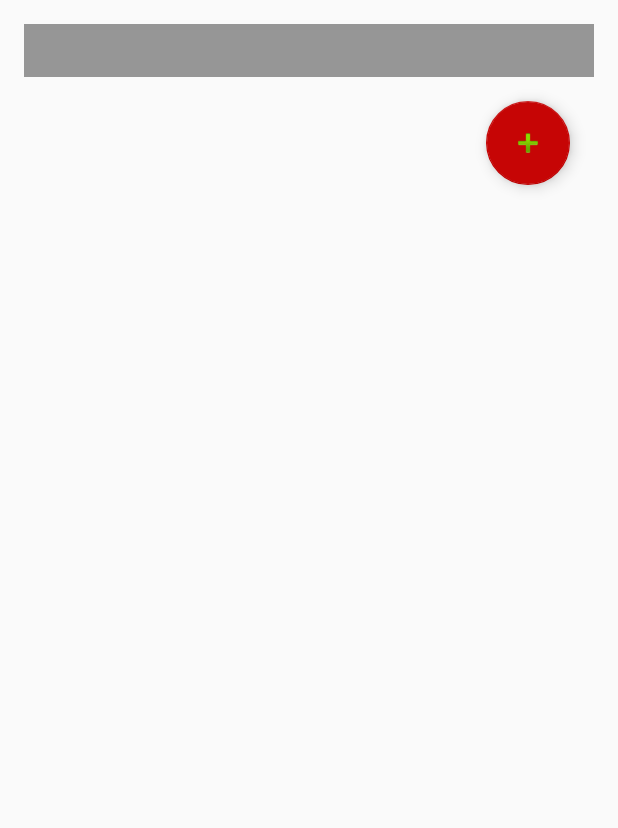
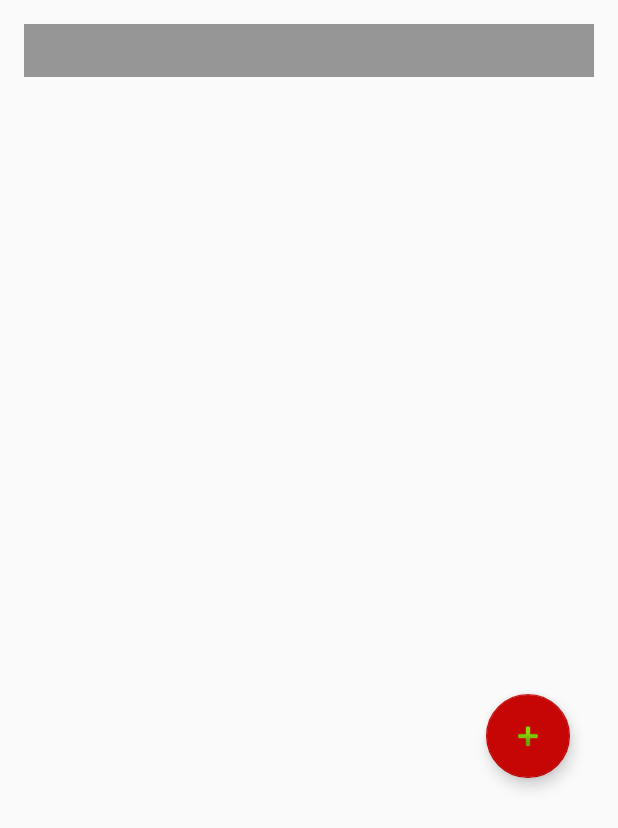
Before and after one commit to prernanain27/HealthAssistant, an Android app: the ViewMedicine screen opened directly, with no data from a screen before it, on a phone screen of 412 x 824 dp. Shown: the top 828 px of the screen. Run offline under Robolectric (Android 15) with nearby library versions, the phone set to English and light mode, and no system bars; 2 statements that could not run were skipped.

Commit message:
View Medicine - action button adjusted

```diff
--- a/app/src/main/res/layout/activity_view_medicine.xml
+++ b/app/src/main/res/layout/activity_view_medicine.xml
@@ -30,19 +30,24 @@
     android:textStyle="bold"
     android:gravity="center"
     />
+
+
+    <ListView
+        android:layout_width="match_parent"
+        android:layout_height="395dp"
+        android:id="@+id/medicineList"></ListView>
+
     <android.support.design.widget.FloatingActionButton
         android:id="@+id/fabMedicine"
         android:layout_width="wrap_content"
         android:layout_height="wrap_content"
         android:layout_gravity="bottom|end"
         android:layout_margin="@dimen/fab_margin"
+        android:layout_alignParentEnd="true"
+        android:layout_alignParentRight="true"
+        android:baselineAlignBottom="true"
+        android:layout_marginTop="16dp"
         app:srcCompat="@android:drawable/ic_input_add" />
-
-    <ListView
-        android:layout_width="match_parent"
-        android:layout_height="match_parent"
-        android:id="@+id/medicineList"></ListView>
-
 
 
 </LinearLayout>
```
